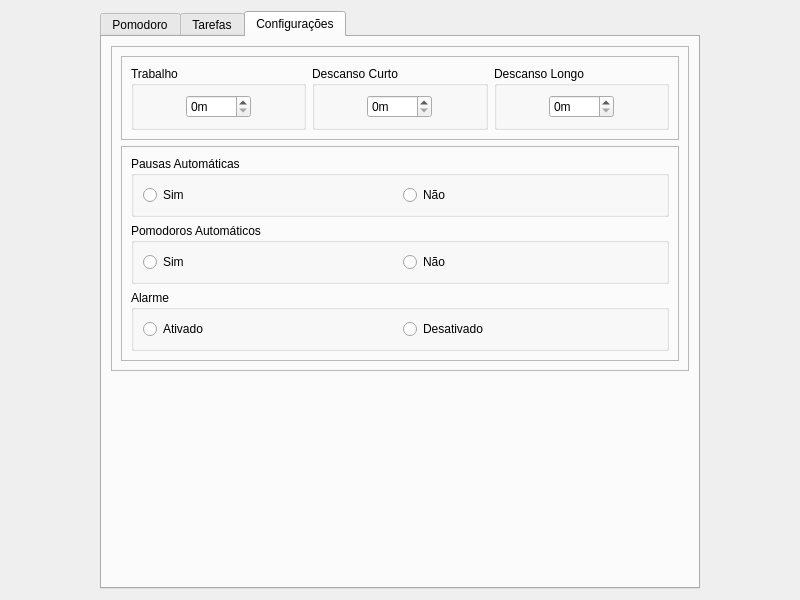
Old version of the form functions/new_pomodoro/new_pomodoro_page.ui in the repository Nbdyleto/PySide6_Self_TCC.
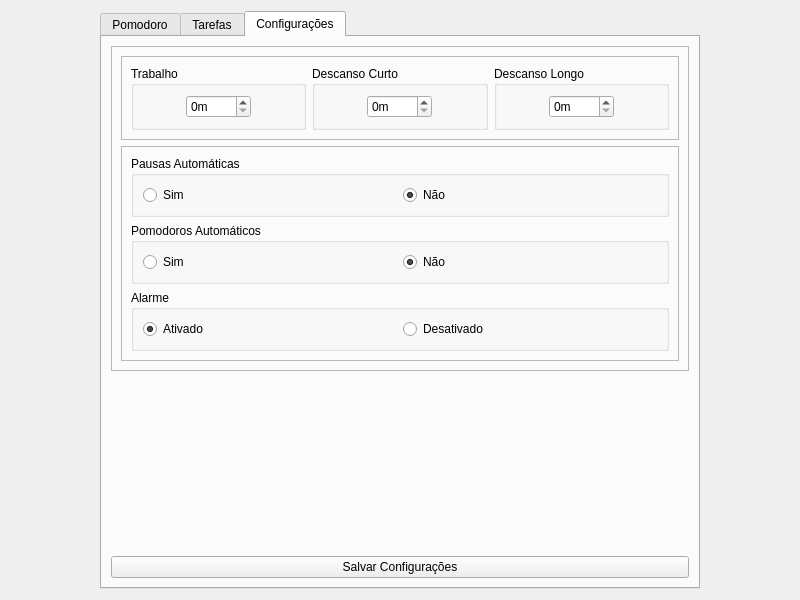
New version of the form. The open tabs and pages were chosen to show the change.

Commit message: [pomodoro] added auto-pause, auto-pomodoro and alarm

What changed in the file:
```diff
--- a/functions/new_pomodoro/new_pomodoro_page.ui
+++ b/functions/new_pomodoro/new_pomodoro_page.ui
@@ -592,6 +592,9 @@
                <property name="title">
                 <string>Pausas Automáticas</string>
                </property>
+               <property name="checkable">
+                <bool>false</bool>
+               </property>
                <layout class="QHBoxLayout" name="horizontalLayout_12">
                 <item>
                  <widget class="QRadioButton" name="radioButton_2">
@@ -605,6 +608,9 @@
                   <property name="text">
                    <string>Não</string>
                   </property>
+                  <property name="checked">
+                   <bool>true</bool>
+                  </property>
                  </widget>
                 </item>
                </layout>
@@ -628,6 +634,9 @@
                   <property name="text">
                    <string>Não</string>
                   </property>
+                  <property name="checked">
+                   <bool>true</bool>
+                  </property>
                  </widget>
                 </item>
                </layout>
@@ -644,6 +653,9 @@
                   <property name="text">
                    <string>Ativado</string>
                   </property>
+                  <property name="checked">
+                   <bool>true</bool>
+                  </property>
                  </widget>
                 </item>
                 <item>
@@ -662,6 +674,13 @@
          </layout>
         </widget>
        </item>
+       <item>
+        <widget class="QPushButton" name="btnSaveSettings">
+         <property name="text">
+          <string>Salvar Configurações</string>
+         </property>
+        </widget>
+       </item>
       </layout>
      </widget>
     </widget>
```
Left out of the diff: 20 changed lines with no effect on the pictures. The commit also changes 16 other files.
